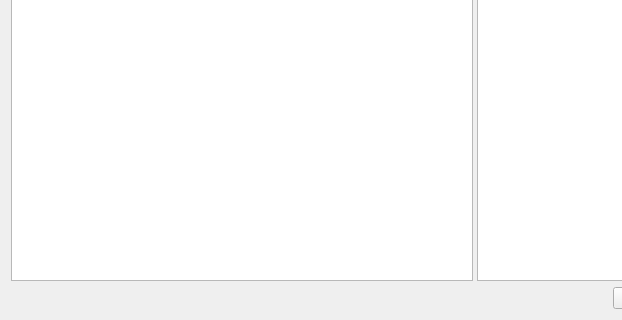
Old version of the form ui/config_dialog.ui in the repository irsural/spectrum_reader; both pictures show x 0 to 622 and y 341 to 661 of the 790 by 661 pixel window.
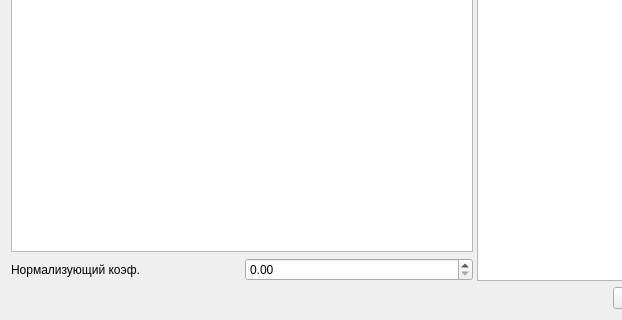
New version of the form. Icons and pictures are not drawn.

Commit message: Добавил нормализующий коэффициент

Diff of the .ui file:
```diff
--- a/ui/config_dialog.ui
+++ b/ui/config_dialog.ui
@@ -211,6 +211,33 @@
            </property>
           </widget>
          </item>
+         <item>
+          <layout class="QHBoxLayout" name="horizontalLayout">
+           <property name="spacing">
+            <number>6</number>
+           </property>
+           <property name="topMargin">
+            <number>6</number>
+           </property>
+           <item>
+            <widget class="QLabel" name="label_3">
+             <property name="text">
+              <string>Нормализующий коэф.</string>
+             </property>
+            </widget>
+           </item>
+           <item>
+            <widget class="QDoubleSpinBox" name="normalize_coef_spinbox">
+             <property name="suffix">
+              <string/>
+             </property>
+             <property name="maximum">
+              <double>1000.000000000000000</double>
+             </property>
+            </widget>
+           </item>
+          </layout>
+         </item>
         </layout>
        </item>
       </layout>
```
The commit also changes 7 other files.
